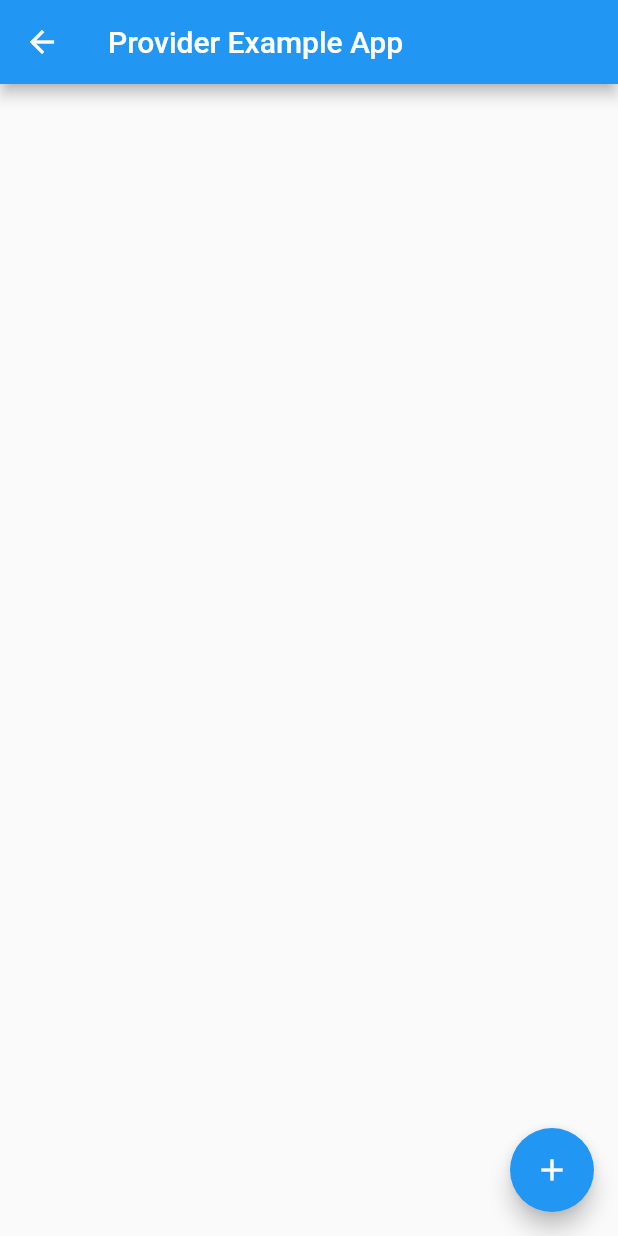
After one commit to Dev-dfm/flutter_provider_counter, a Flutter app: the SecondScreen screen opened by its route, on a phone screen of 412 x 824 dp. The commit adds this screen. Run offline on Flutter 3.47's test engine with Material 2 defaults, Android fonts, the phone set to English and light mode, and no system bars.

Commit message:
✨ Add second screen and route

```diff
--- a/lib/main.dart
+++ b/lib/main.dart
@@ -1,6 +1,7 @@
 import 'package:flutter/material.dart';
 import 'package:flutter_provider_counter/providers/counter_provider.dart';
 import 'package:flutter_provider_counter/screens/home_screen.dart';
+import 'package:flutter_provider_counter/screens/second_page.dart';
 import 'package:provider/provider.dart';
 
 void main() {
@@ -23,6 +24,7 @@ class MyApp extends StatelessWidget {
       initialRoute: '/',
       routes: {
         '/': (context) => const MyHomePage(),
+        'second': (context) => const SecondScreen(),
       },
     );
   }
--- /dev/null
+++ b/lib/screens/second_page.dart
@@ -0,0 +1,25 @@
+import 'package:flutter/material.dart';
+
+class SecondScreen extends StatelessWidget {
+  const SecondScreen({Key? key}) : super(key: key);
+
+  @override
+  Widget build(BuildContext context) {
+    return Scaffold(
+      appBar: AppBar(
+        title: const Text('Provider Example App'),
+      ),
+      body: Center(
+        child: Column(
+          children: const [Text(''), Text(''),],
+        ),
+      ),
+      floatingActionButton: FloatingActionButton(
+        key: const Key('addItem_floatingActionButton'),
+        onPressed: () {},
+        tooltip: 'Add Item',
+        child: const Icon(Icons.add),
+      ),
+    );
+  }
+}
```
